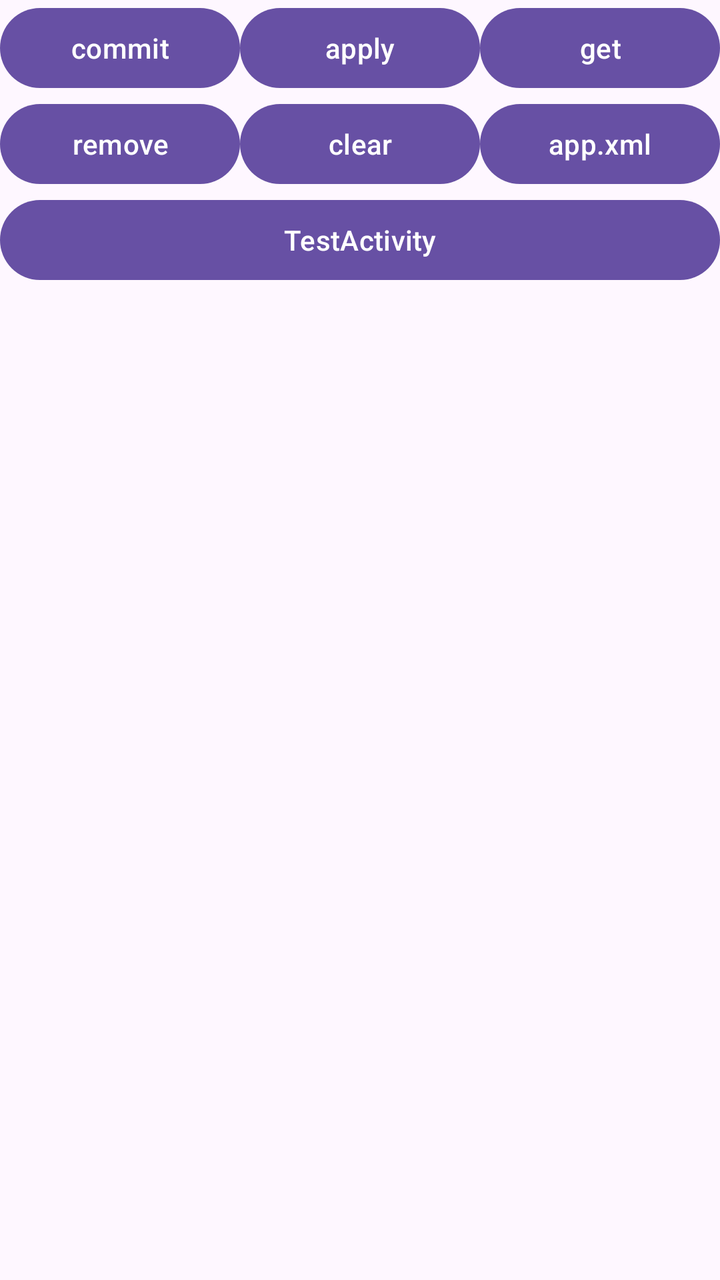
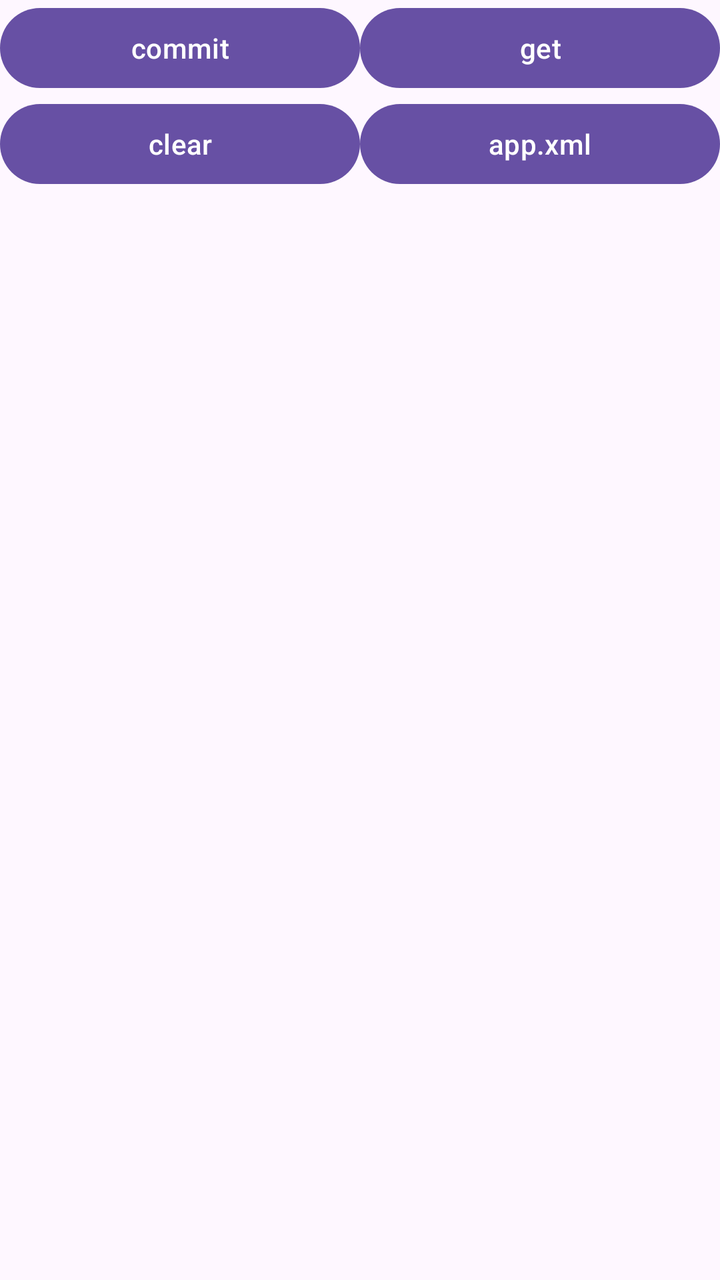

An Android layout rendered at two revisions. The XML below is the earlier revision; the diff shows what the commit changed to produce the second picture.
<!-- AndroidManifest.xml: application theme Theme.A8SharedPreferencesSample -->
<!-- res/layout/activity_main.xml -->
<?xml version="1.0" encoding="utf-8"?>
<LinearLayout xmlns:android="http://schemas.android.com/apk/res/android"
    xmlns:tools="http://schemas.android.com/tools"
    android:id="@+id/main"
    android:layout_width="match_parent"
    android:layout_height="match_parent"
    android:orientation="vertical"
    tools:context=".MainActivity">

    <LinearLayout
        android:layout_width="match_parent"
        android:layout_height="wrap_content"
        android:orientation="horizontal">

        <Button
            android:id="@+id/btn_commit"
            android:layout_width="0dp"
            android:layout_height="wrap_content"
            android:layout_weight="1"
            android:text="commit" />

        <Button
            android:id="@+id/btn_apply"
            android:layout_width="0dp"
            android:layout_height="wrap_content"
            android:layout_weight="1"
            android:text="apply" />

        <Button
            android:id="@+id/btn_get"
            android:layout_width="0dp"
            android:layout_height="wrap_content"
            android:layout_weight="1"
            android:text="get" />
    </LinearLayout>

    <LinearLayout
        android:layout_width="match_parent"
        android:layout_height="wrap_content"
        android:orientation="horizontal">

        <Button
            android:id="@+id/btn_remove"
            android:layout_width="0dp"
            android:layout_height="wrap_content"
            android:layout_weight="1"
            android:text="remove" />

        <Button
            android:id="@+id/btn_clear"
            android:layout_width="0dp"
            android:layout_height="wrap_content"
            android:layout_weight="1"
            android:text="clear" />

        <Button
            android:id="@+id/btn_xml"
            android:layout_width="0dp"
            android:layout_height="wrap_content"
            android:layout_weight="1"
            android:text="app.xml" />
    </LinearLayout>

    <Button
        android:id="@+id/btn_test"
        android:layout_width="match_parent"
        android:layout_height="wrap_content"
        android:text="TestActivity" />

    <ScrollView
        android:id="@+id/scroll_output"
        android:layout_width="match_parent"
        android:layout_height="0dp"
        android:layout_weight="1">

        <TextView
            android:id="@+id/tv_output"
            android:layout_width="match_parent"
            android:layout_height="wrap_content"
            android:fontFamily="monospace"
            android:padding="8dp"
            android:textIsSelectable="true"
            android:textSize="12sp" />
    </ScrollView>

</LinearLayout>
<!-- resources referenced by this layout -->
<resources>
  <style name="Theme.A8SharedPreferencesSample" parent="Base.Theme.A8SharedPreferencesSample" />
  <style name="Base.Theme.A8SharedPreferencesSample" parent="Theme.Material3.DayNight.NoActionBar">
          
          
      </style>
</resources>

<!-- the commit's change to res/layout/activity_main.xml (unified diff, before → after) -->
@@ -20,13 +20,6 @@
             android:text="commit" />
 
         <Button
-            android:id="@+id/btn_apply"
-            android:layout_width="0dp"
-            android:layout_height="wrap_content"
-            android:layout_weight="1"
-            android:text="apply" />
-
-        <Button
             android:id="@+id/btn_get"
             android:layout_width="0dp"
             android:layout_height="wrap_content"
@@ -38,13 +31,6 @@
         android:layout_width="match_parent"
         android:layout_height="wrap_content"
         android:orientation="horizontal">
-
-        <Button
-            android:id="@+id/btn_remove"
-            android:layout_width="0dp"
-            android:layout_height="wrap_content"
-            android:layout_weight="1"
-            android:text="remove" />
 
         <Button
             android:id="@+id/btn_clear"
@@ -60,12 +46,6 @@
             android:layout_weight="1"
             android:text="app.xml" />
     </LinearLayout>
-
-    <Button
-        android:id="@+id/btn_test"
-        android:layout_width="match_parent"
-        android:layout_height="wrap_content"
-        android:text="TestActivity" />
 
     <ScrollView
         android:id="@+id/scroll_output"
